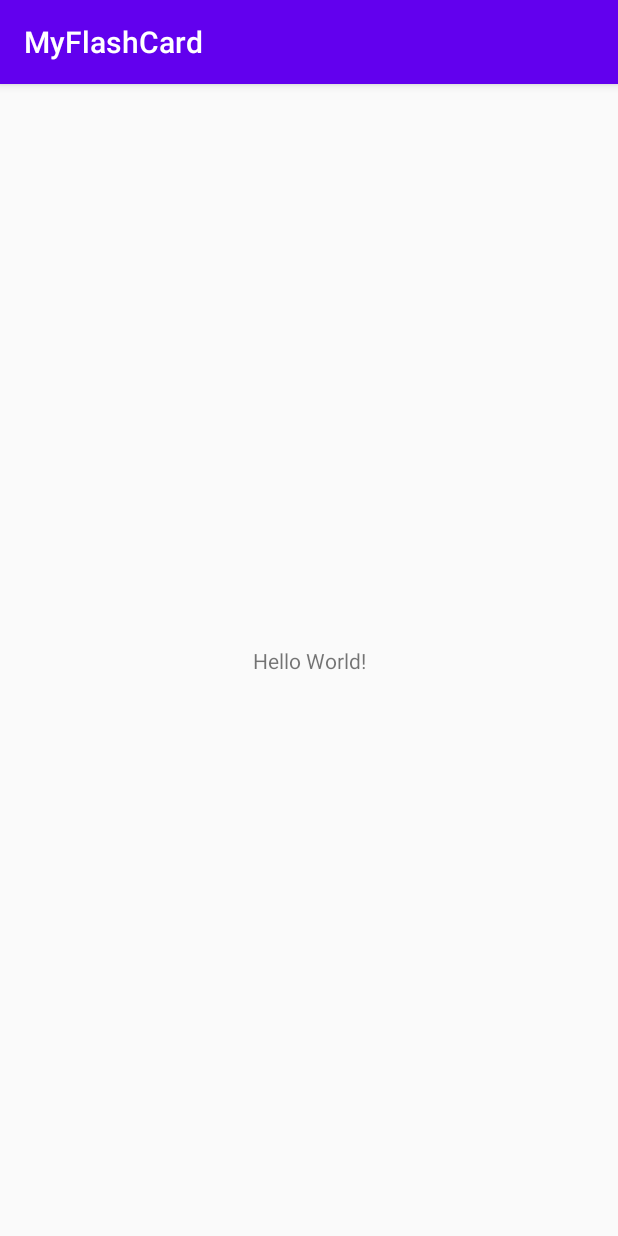
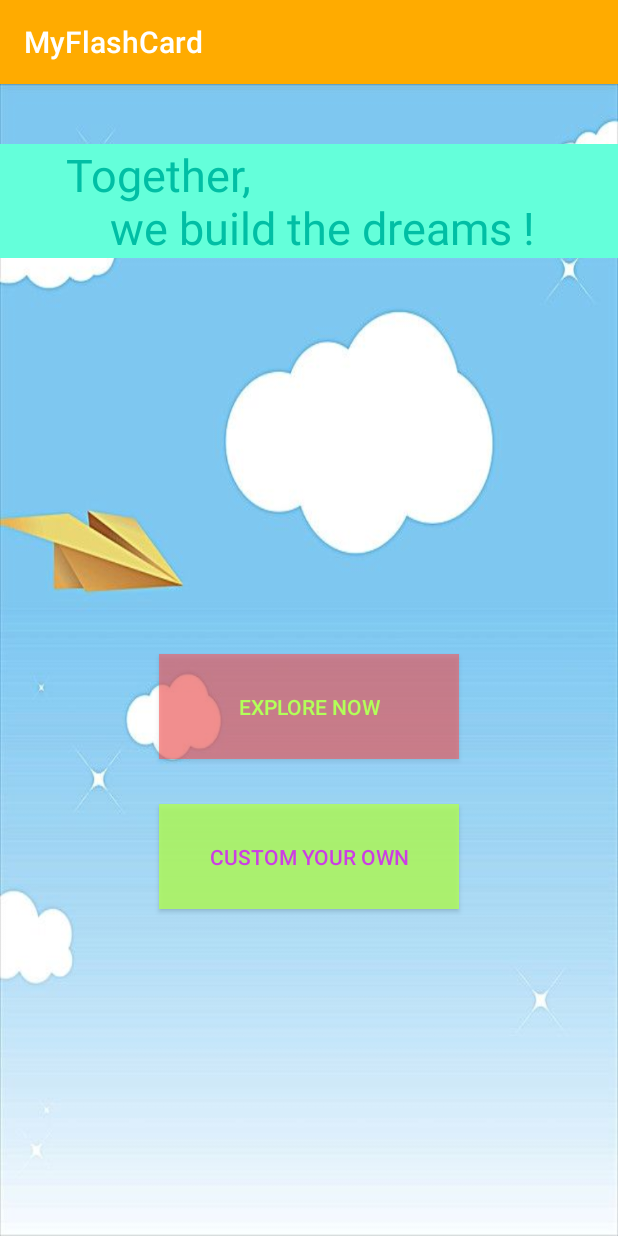
Before and after one commit to bxbao87/MyFlashCard, an Android app: the screen it shows after launch (MainActivity), on a phone screen of 412 x 824 dp. Run offline under Robolectric (Android 15) with nearby library versions, the phone set to English and light mode, and no system bars.

Commit message:
UI_MainMenu_Categories

```diff
--- a/app/src/main/res/layout/activity_main.xml
+++ b/app/src/main/res/layout/activity_main.xml
@@ -1,18 +1,43 @@
 <?xml version="1.0" encoding="utf-8"?>
-<androidx.constraintlayout.widget.ConstraintLayout xmlns:android="http://schemas.android.com/apk/res/android"
+<RelativeLayout xmlns:android="http://schemas.android.com/apk/res/android"
     xmlns:app="http://schemas.android.com/apk/res-auto"
     xmlns:tools="http://schemas.android.com/tools"
     android:layout_width="match_parent"
     android:layout_height="match_parent"
+    android:background="@drawable/blue_sky"
     tools:context=".MainActivity">
+    <!--android:background="#8640C4FF"-->
+    <!--#B9FFAB40-->
 
     <TextView
-        android:layout_width="wrap_content"
+        android:layout_width="match_parent"
         android:layout_height="wrap_content"
-        android:text="Hello World!"
-        app:layout_constraintBottom_toBottomOf="parent"
-        app:layout_constraintLeft_toLeftOf="parent"
-        app:layout_constraintRight_toRightOf="parent"
-        app:layout_constraintTop_toTopOf="parent" />
+        android:layout_marginTop="40dp"
+        android:text="      Together, \n          we build the dreams !"
+        android:textSize="30sp"
+        android:background="#64FFDA"
+        android:textColor="#00BFA5"
+        />
+    <!--#69F0AE-->
+    <Button
+        android:id="@+id/explore"
+        android:layout_width="200dp"
+        android:layout_height="70dp"
+        android:layout_centerHorizontal="true"
+        android:background="#92FF5252"
+        android:text="Explore now"
+        android:textColor="#B2FF59"
+        android:layout_marginTop="380dp" />
 
-</androidx.constraintlayout.widget.ConstraintLayout>
+    <Button
+        android:id="@+id/custom"
+        android:layout_below="@+id/explore"
+        android:layout_width="200dp"
+        android:layout_height="70dp"
+        android:layout_centerHorizontal="true"
+        android:background="#CDB2FF59"
+        android:text="custom your own"
+        android:textColor="#CC3EE4"
+        android:layout_marginTop="30dp"/>
+
+</RelativeLayout>
--- a/app/src/main/res/values/colors.xml
+++ b/app/src/main/res/values/colors.xml
@@ -1,6 +1,6 @@
 <?xml version="1.0" encoding="utf-8"?>
 <resources>
-    <color name="colorPrimary">#6200EE</color>
+    <color name="colorPrimary">#FFAB00</color>
     <color name="colorPrimaryDark">#3700B3</color>
     <color name="colorAccent">#03DAC5</color>
 </resources>
```
Also changed, not shown: app/src/main/res/layout/categories.xml (added, +15 -0 lines), app/src/main/res/layout/one_category.xml (added, +14 -0 lines), app/src/main/res/drawable/blue_sky.jpg (added).
